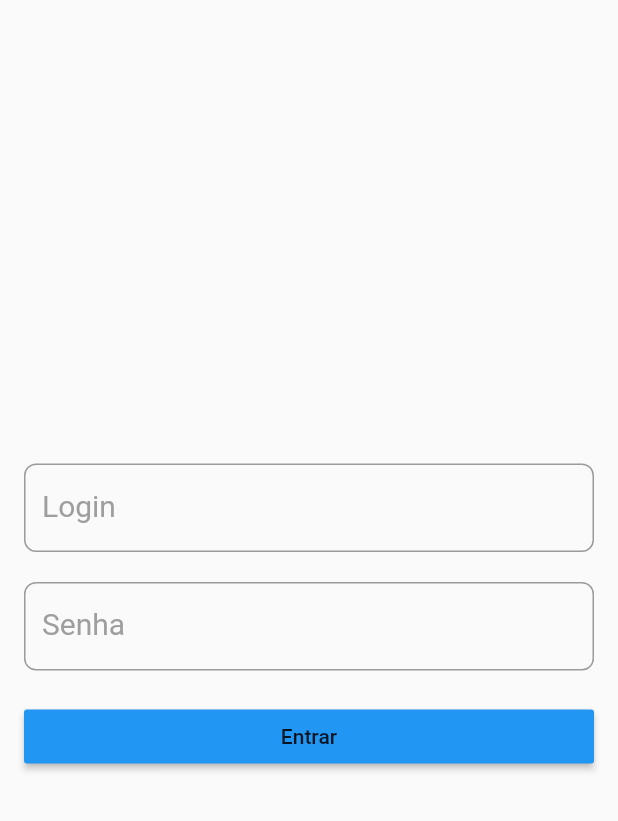
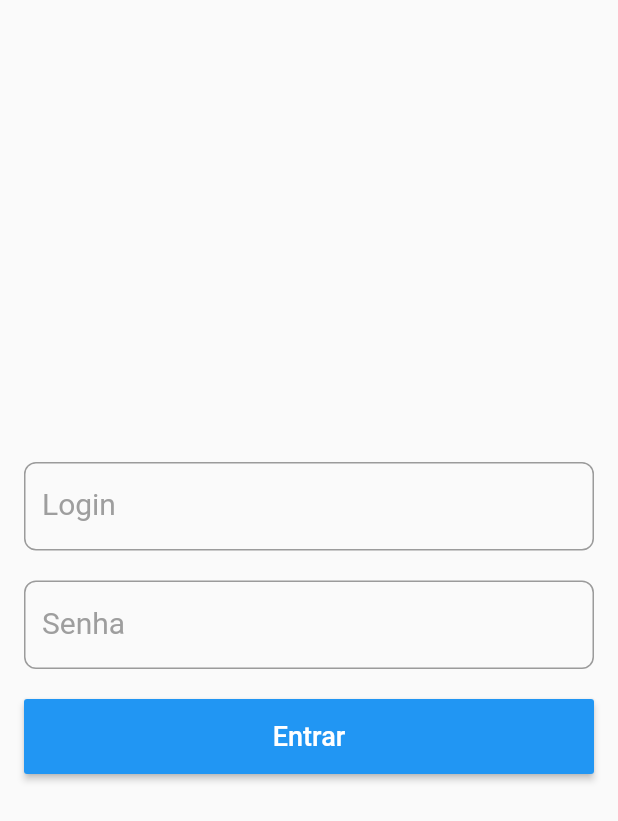
Before and after one commit to ollinmagno/flutter-form-cadastro, a Flutter app: the screen it shows after launch, after a tap on "Entrar", on a phone screen of 412 x 824 dp. Shown: the top 821 px of the screen. Run offline on Flutter 3.47's test engine with Material 2 defaults, Android fonts, the phone set to English and light mode, and no system bars; network calls fail.

Commit message:
bug resolvido

```diff
--- a/lib/pages/home_page.dart
+++ b/lib/pages/home_page.dart
@@ -3,6 +3,7 @@ import 'package:form_cadastro/api/login_api.dart';
 import 'package:form_cadastro/pages/form.dart';
 import 'package:form_cadastro/utils/nav.dart';
 import 'package:form_cadastro/widgets/app_text.dart';
+import 'package:form_cadastro/widgets/button.dart';
 //import 'package:form_cadastro/widgets/button.dart';
 
 class HomePage extends StatelessWidget {
@@ -11,7 +12,7 @@ class HomePage extends StatelessWidget {
   final _loginKey = GlobalKey<FormState>();
   final _nextFocus = FocusNode();
 
-  void _onClickLogin() async {
+  void _onClickLogin(context) async {
     _validate();
     String login = _controllerLogin.text;
     String senha = _controllerSenha.text;
@@ -19,7 +20,7 @@ class HomePage extends StatelessWidget {
     print('$login, $senha');
     bool ok = await LoginApi.login(login, senha);
     if(ok){
-      //push(context, FormularioCadastro());
+      push(context, FormularioCadastro());
     }else {
       print("Login incorreto");
     }
@@ -64,10 +65,9 @@ class HomePage extends StatelessWidget {
               ),
               Container(
                 width: double.infinity,
-                child: RaisedButton(
-                  color: Colors.blue,
-                  child: Text('Entrar'),
-                  onPressed: () => _onClickLogin),
+                child: Button('Entrar', onPressed:(){
+                  _onClickLogin(context);
+                }),
               ),
             ],
           ),
```
